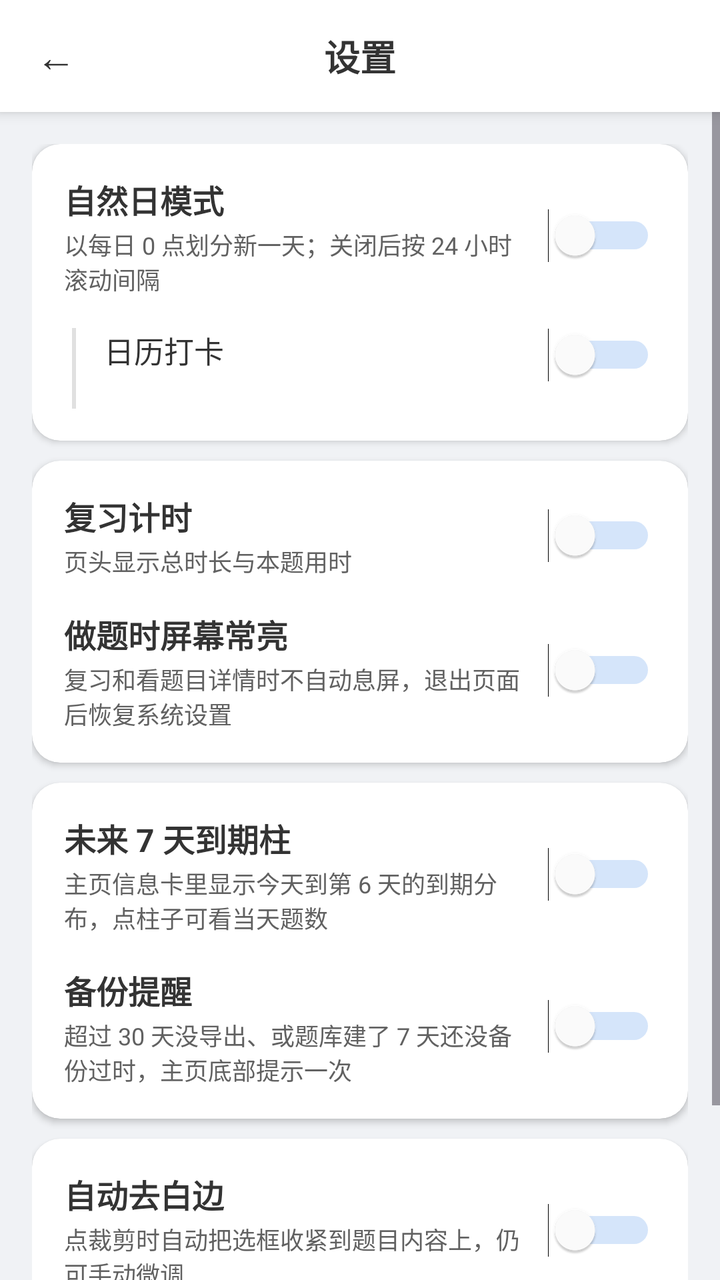
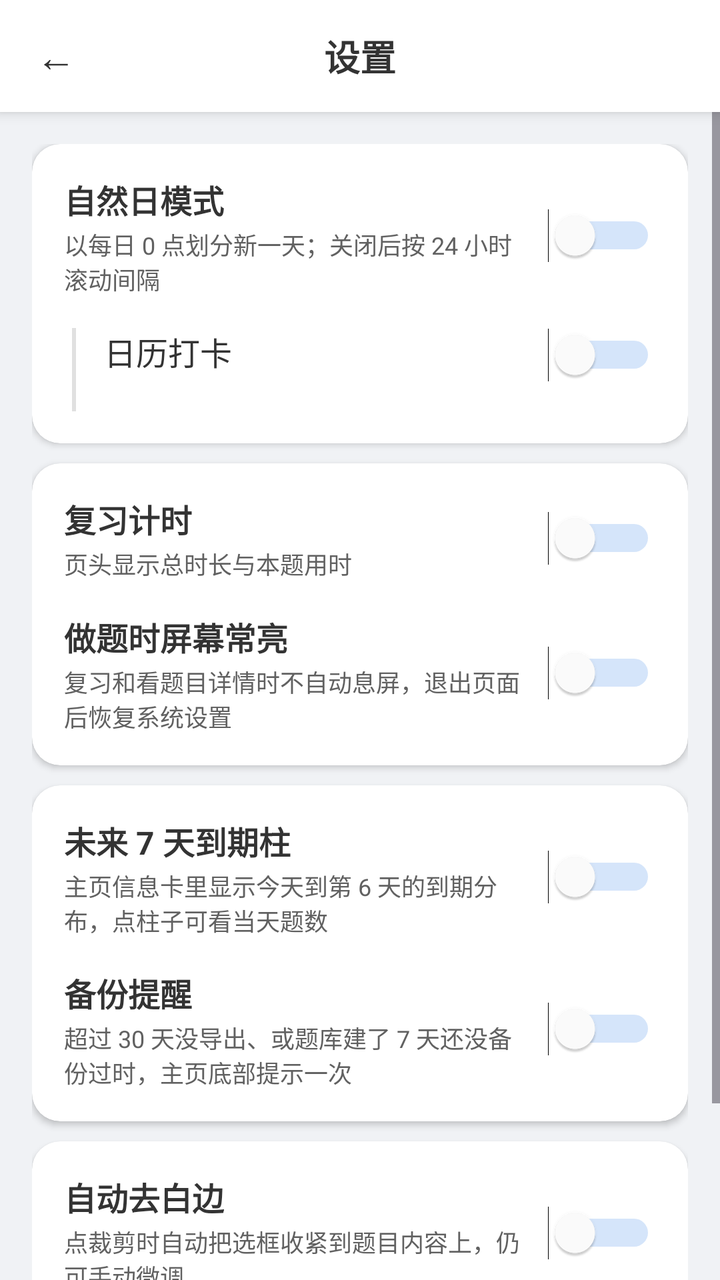

Compare the two renders of this Android layout. The source of the first and the diff that turns it into the second are given below.
<!-- AndroidManifest.xml: application theme Theme.Demo -->
<!-- res/layout/activity_settings.xml -->
<?xml version="1.0" encoding="utf-8"?>
<LinearLayout xmlns:android="http://schemas.android.com/apk/res/android"
    xmlns:app="http://schemas.android.com/apk/res-auto"
    android:layout_width="match_parent"
    android:layout_height="match_parent"
    android:orientation="vertical"
    android:background="@color/page_bg">

    <LinearLayout style="@style/TopBar">

        <TextView
            android:id="@+id/btn_back"
            style="@style/TopBarBack" />

        <TextView
            style="@style/TopBarTitle"
            android:text="设置" />

        <View
            android:layout_width="56dp"
            android:layout_height="1dp" />
    </LinearLayout>

    <ScrollView
        android:layout_width="match_parent"
        android:layout_height="0dp"
        android:layout_weight="1"
        android:background="@color/page_bg"
        android:fillViewport="true">

        <LinearLayout
            android:layout_width="match_parent"
            android:layout_height="wrap_content"
            android:orientation="vertical"
            android:padding="@dimen/home_padding"
            android:gravity="top|center_horizontal">

            
        <androidx.cardview.widget.CardView
            android:layout_width="match_parent"
            android:layout_height="wrap_content"
            app:cardBackgroundColor="@color/home_card"
            app:cardCornerRadius="@dimen/home_card_corner"
            android:layout_marginBottom="@dimen/home_card_margin">

            <LinearLayout
                android:layout_width="match_parent"
                android:layout_height="wrap_content"
                android:orientation="vertical"
                android:padding="@dimen/home_info_padding">

                
                <LinearLayout
                    android:layout_width="match_parent"
                    android:layout_height="wrap_content"
                    android:orientation="horizontal"
                    android:gravity="center_vertical">

                    <LinearLayout
                        android:layout_width="0dp"
                        android:layout_height="wrap_content"
                        android:layout_weight="1"
                        android:orientation="vertical">

                        <TextView
                            android:layout_width="wrap_content"
                            android:layout_height="wrap_content"
                            android:text="自然日模式"
                            android:textSize="16sp"
                            android:textStyle="bold"
                            android:textColor="@color/home_text_primary" />

                        <TextView
                            android:layout_width="wrap_content"
                            android:layout_height="wrap_content"
                            android:text="以每日 0 点划分新一天；关闭后按 24 小时滚动间隔"
                            android:textSize="12sp"
                            android:textColor="@color/home_text_secondary"
                            android:layout_marginTop="2dp" />
                    </LinearLayout>

                    <Switch
                        android:id="@+id/switch_natural_day"
                        android:layout_width="wrap_content"
                        android:layout_height="wrap_content"
                        android:layout_marginStart="12dp"
                        android:thumbTint="@color/switch_thumb"
                        android:trackTint="@color/switch_track" />
                </LinearLayout>

                
                <LinearLayout
                    android:layout_width="match_parent"
                    android:layout_height="wrap_content"
                    android:orientation="horizontal"
                    android:layout_marginTop="16dp">

                    <View
                        android:id="@+id/view_checkin_guide"
                        android:layout_width="2dp"
                        android:layout_height="match_parent"
                        android:background="@color/home_stroke"
                        android:layout_marginStart="4dp"
                        android:layout_marginEnd="14dp" />

                    <LinearLayout
                        android:layout_width="0dp"
                        android:layout_height="wrap_content"
                        android:layout_weight="1"
                        android:orientation="vertical">

                        <TextView
                            android:id="@+id/tv_checkin_title"
                            android:layout_width="wrap_content"
                            android:layout_height="wrap_content"
                            android:text="日历打卡"
                            android:textSize="15sp"
                            android:textColor="@color/home_text_primary" />

                        <TextView
                            android:id="@+id/tv_checkin_hint"
                            android:layout_width="match_parent"
                            android:layout_height="wrap_content"
                            android:textSize="12sp"
                            android:textColor="@color/home_text_secondary"
                            android:layout_marginTop="2dp" />
                    </LinearLayout>

                    <Switch
                        android:id="@+id/switch_checkin"
                        android:layout_width="wrap_content"
                        android:layout_height="wrap_content"
                        android:layout_marginStart="12dp"
                        android:thumbTint="@color/switch_thumb"
                        android:trackTint="@color/switch_track" />
                </LinearLayout>
            </LinearLayout>
        </androidx.cardview.widget.CardView>

        
        <androidx.cardview.widget.CardView
            android:layout_width="match_parent"
            android:layout_height="wrap_content"
            app:cardBackgroundColor="@color/home_card"
            app:cardCornerRadius="@dimen/home_card_corner"
            android:layout_marginBottom="@dimen/home_card_margin">

            <LinearLayout
                android:layout_width="match_parent"
                android:layout_height="wrap_content"
                android:orientation="vertical"
                android:padding="@dimen/home_info_padding">

                <LinearLayout
                    android:layout_width="match_parent"
                    android:layout_height="wrap_content"
                    android:orientation="horizontal"
                    android:gravity="center_vertical">

                    <LinearLayout
                        android:layout_width="0dp"
                        android:layout_height="wrap_content"
                        android:layout_weight="1"
                        android:orientation="vertical">

                        <TextView
                            android:layout_width="wrap_content"
                            android:layout_height="wrap_content"
                            android:text="复习计时"
                            android:textSize="16sp"
                            android:textStyle="bold"
                            android:textColor="@color/home_text_primary" />

                        <TextView
                            android:layout_width="wrap_content"
                            android:layout_height="wrap_content"
                            android:text="页头显示总时长与本题用时"
                            android:textSize="12sp"
                            android:textColor="@color/home_text_secondary"
                            android:layout_marginTop="2dp" />
                    </LinearLayout>

                    <Switch
                        android:id="@+id/switch_timer"
                        android:layout_width="wrap_content"
                        android:layout_height="wrap_content"
                        android:layout_marginStart="12dp"
                        android:thumbTint="@color/switch_thumb"
                        android:trackTint="@color/switch_track" />
                </LinearLayout>

                <LinearLayout
                    android:layout_width="match_parent"
                    android:layout_height="wrap_content"
                    android:orientation="horizontal"
                    android:gravity="center_vertical"
                    android:layout_marginTop="16dp">

                    <LinearLayout
                        android:layout_width="0dp"
                        android:layout_height="wrap_content"
                        android:layout_weight="1"
                        android:orientation="vertical">

                        <TextView
                            android:layout_width="wrap_content"
                            android:layout_height="wrap_content"
                            android:text="做题时屏幕常亮"
                            android:textSize="16sp"
                            android:textStyle="bold"
                            android:textColor="@color/home_text_primary" />

                        <TextView
                            android:layout_width="match_parent"
                            android:layout_height="wrap_content"
                            android:text="复习和看题目详情时不自动息屏，退出页面后恢复系统设置"
                            android:textSize="12sp"
                            android:textColor="@color/home_text_secondary"
                            android:layout_marginTop="2dp" />
                    </LinearLayout>

                    <Switch
                        android:id="@+id/switch_screen_on"
                        android:layout_width="wrap_content"
                        android:layout_height="wrap_content"
                        android:layout_marginStart="12dp"
                        android:thumbTint="@color/switch_thumb"
                        android:trackTint="@color/switch_track" />
                </LinearLayout>
            </LinearLayout>
        </androidx.cardview.widget.CardView>

        
        <androidx.cardview.widget.CardView
            android:layout_width="match_parent"
            android:layout_height="wrap_content"
            app:cardBackgroundColor="@color/home_card"
            app:cardCornerRadius="@dimen/home_card_corner"
            android:layout_marginBottom="@dimen/home_card_margin">

            <LinearLayout
                android:layout_width="match_parent"
                android:layout_height="wrap_content"
                android:orientation="vertical"
                android:padding="@dimen/home_info_padding">

                <LinearLayout
                    android:layout_width="match_parent"
                    android:layout_height="wrap_content"
                    android:orientation="horizontal"
                    android:gravity="center_vertical">

                    <LinearLayout
                        android:layout_width="0dp"
                        android:layout_height="wrap_content"
                        android:layout_weight="1"
                        android:orientation="vertical">

                        <TextView
                            android:layout_width="wrap_content"
                            android:layout_height="wrap_content"
                            android:text="未来 7 天到期柱"
                            android:textSize="16sp"
                            android:textStyle="bold"
                            android:textColor="@color/home_text_primary" />

                        <TextView
                            android:layout_width="match_parent"
                            android:layout_height="wrap_content"
                            android:text="主页信息卡里显示今天到第 6 天的到期分布，点柱子可看当天题数"
                            android:textSize="12sp"
                            android:textColor="@color/home_text_secondary"
                            android:layout_marginTop="2dp" />
                    </LinearLayout>

                    <Switch
                        android:id="@+id/switch_due_chart"
                        android:layout_width="wrap_content"
                        android:layout_height="wrap_content"
                        android:layout_marginStart="12dp"
                        android:thumbTint="@color/switch_thumb"
                        android:trackTint="@color/switch_track" />
                </LinearLayout>

                <LinearLayout
                    android:layout_width="match_parent"
                    android:layout_height="wrap_content"
                    android:orientation="horizontal"
                    android:gravity="center_vertical"
                    android:layout_marginTop="16dp">

                    <LinearLayout
                        android:layout_width="0dp"
                        android:layout_height="wrap_content"
                        android:layout_weight="1"
                        android:orientation="vertical">

                        <TextView
                            android:layout_width="wrap_content"
                            android:layout_height="wrap_content"
                            android:text="备份提醒"
                            android:textSize="16sp"
                            android:textStyle="bold"
                            android:textColor="@color/home_text_primary" />

                        <TextView
                            android:layout_width="match_parent"
                            android:layout_height="wrap_content"
                            android:text="超过 30 天没导出、或题库建了 7 天还没备份过时，主页底部提示一次"
                            android:textSize="12sp"
                            android:textColor="@color/home_text_secondary"
                            android:layout_marginTop="2dp" />
                    </LinearLayout>

                    <Switch
                        android:id="@+id/switch_backup_hint"
                        android:layout_width="wrap_content"
                        android:layout_height="wrap_content"
                        android:layout_marginStart="12dp"
                        android:thumbTint="@color/switch_thumb"
                        android:trackTint="@color/switch_track" />
                </LinearLayout>
            </LinearLayout>
        </androidx.cardview.widget.CardView>

        
        <androidx.cardview.widget.CardView
            android:layout_width="match_parent"
            android:layout_height="wrap_content"
            app:cardBackgroundColor="@color/home_card"
            app:cardCornerRadius="@dimen/home_card_corner"
            android:layout_marginBottom="@dimen/home_card_margin">

            <LinearLayout
                android:layout_width="match_parent"
                android:layout_height="wrap_content"
                android:orientation="horizontal"
                android:gravity="center_vertical"
                android:padding="@dimen/home_info_padding">

                <LinearLayout
                    android:layout_width="0dp"
                    android:layout_height="wrap_content"
                    android:layout_weight="1"
                    android:orientation="vertical">

                    <TextView
                        android:layout_width="wrap_content"
                        android:layout_height="wrap_content"
                        android:text="自动去白边"
                        android:textSize="16sp"
                        android:textStyle="bold"
                        android:textColor="@color/home_text_primary" />

                    <TextView
                        android:layout_width="wrap_content"
                        android:layout_height="wrap_content"
                        android:text="点裁剪时自动把选框收紧到题目内容上，仍可手动微调"
                        android:textSize="12sp"
                        android:textColor="@color/home_text_secondary"
                        android:layout_marginTop="2dp" />
                </LinearLayout>

                <Switch
                    android:id="@+id/switch_auto_trim"
                    android:layout_width="wrap_content"
                    android:layout_height="wrap_content"
                    android:layout_marginStart="12dp"
                    android:thumbTint="@color/switch_thumb"
                    android:trackTint="@color/switch_track" />
            </LinearLayout>
        </androidx.cardview.widget.CardView>

        
        <androidx.cardview.widget.CardView
            android:layout_width="match_parent"
            android:layout_height="wrap_content"
            app:cardBackgroundColor="@color/home_card"
            app:cardCornerRadius="@dimen/home_card_corner">

            <TextView
                android:id="@+id/tv_budget_row"
                android:layout_width="match_parent"
                android:layout_height="wrap_content"
                android:text="每日复习量：50 题/天"
                android:textSize="16sp"
                android:textColor="@color/home_text_primary"
                android:foreground="?attr/selectableItemBackground"
                android:clickable="true"
                android:focusable="true"
                android:padding="@dimen/home_info_padding" />
        </androidx.cardview.widget.CardView>

        </LinearLayout>
    </ScrollView>
</LinearLayout>
<!-- resources referenced by this layout -->
<resources>
  <color name="home_card">#FFFFFF</color>
  <color name="home_stroke">#E0E0E0</color>
  <color name="home_text_primary">#333333</color>
  <color name="home_text_secondary">#616161</color>
  <color name="page_bg">#F0F2F5</color>
  <color name="switch_thumb">#FFFFFF</color>
  <color name="switch_track">@color/action_primary</color>
  <dimen name="home_card_corner">@dimen/corner_card</dimen>
  <dimen name="home_card_margin">10dp</dimen>
  <dimen name="home_info_padding">16dp</dimen>
  <dimen name="home_padding">16dp</dimen>
  <style name="TopBar">
          <item name="android:layout_width">match_parent</item>
          <item name="android:layout_height">56dp</item>
          <item name="android:orientation">horizontal</item>
          <item name="android:gravity">center_vertical</item>
          <item name="android:background">@color/home_card</item>
          <item name="android:elevation">4dp</item>
      </style>
  <style name="TopBarBack">
          <item name="android:layout_width">56dp</item>
          <item name="android:layout_height">match_parent</item>
          <item name="android:gravity">center</item>
          <item name="android:text">←</item>
          <item name="android:textSize">20sp</item>
          <item name="android:textColor">@color/home_text_primary</item>
          <item name="android:background">?attr/selectableItemBackgroundBorderless</item>
      </style>
  <style name="TopBarTitle">
          <item name="android:layout_width">0dp</item>
          <item name="android:layout_height">wrap_content</item>
          <item name="android:layout_weight">1</item>
          <item name="android:gravity">center</item>
          <item name="android:textSize">18sp</item>
          <item name="android:textStyle">bold</item>
          <item name="android:textColor">@color/home_text_primary</item>
      </style>
  <style name="Theme.Demo" parent="Base.Theme.Demo" />
  <color name="action_primary">#5D9CEC</color>
  <dimen name="corner_card">14dp</dimen>
  <style name="Base.Theme.Demo" parent="Theme.Material3.DayNight.NoActionBar">
          
          <item name="android:statusBarColor">@color/home_bg</item>
          <item name="android:windowLightStatusBar">true</item>
          <item name="android:navigationBarColor">@color/home_bg</item>
          <item name="android:windowLightNavigationBar" tools:targetApi="o_mr1">true</item>
          <item name="android:enforceNavigationBarContrast" tools:targetApi="q">false</item>
      </style>
  <color name="home_bg">@color/page_bg</color>
</resources>

<!-- the commit's change to res/layout/activity_settings.xml (unified diff, before → after) -->
@@ -66,7 +66,7 @@
                             android:layout_width="wrap_content"
                             android:layout_height="wrap_content"
                             android:text="自然日模式"
-                            android:textSize="16sp"
+                            android:textSize="@dimen/text_size_emphasis"
                             android:textStyle="bold"
                             android:textColor="@color/home_text_primary" />
 
@@ -74,7 +74,7 @@
                             android:layout_width="wrap_content"
                             android:layout_height="wrap_content"
                             android:text="以每日 0 点划分新一天；关闭后按 24 小时滚动间隔"
-                            android:textSize="12sp"
+                            android:textSize="@dimen/text_size_caption"
                             android:textColor="@color/home_text_secondary"
                             android:layout_marginTop="2dp" />
                     </LinearLayout>
@@ -114,14 +114,14 @@
                             android:layout_width="wrap_content"
                             android:layout_height="wrap_content"
                             android:text="日历打卡"
-                            android:textSize="15sp"
+                            android:textSize="@dimen/text_size_emphasis"
                             android:textColor="@color/home_text_primary" />
 
                         <TextView
                             android:id="@+id/tv_checkin_hint"
                             android:layout_width="match_parent"
                             android:layout_height="wrap_content"
-                            android:textSize="12sp"
+                            android:textSize="@dimen/text_size_caption"
                             android:textColor="@color/home_text_secondary"
                             android:layout_marginTop="2dp" />
                     </LinearLayout>
@@ -167,7 +167,7 @@
                             android:layout_width="wrap_content"
                             android:layout_height="wrap_content"
                             android:text="复习计时"
-                            android:textSize="16sp"
+                            android:textSize="@dimen/text_size_emphasis"
                             android:textStyle="bold"
                             android:textColor="@color/home_text_primary" />
 
@@ -175,7 +175,7 @@
                             android:layout_width="wrap_content"
                             android:layout_height="wrap_content"
                             android:text="页头显示总时长与本题用时"
-                            android:textSize="12sp"
+                            android:textSize="@dimen/text_size_caption"
                             android:textColor="@color/home_text_secondary"
                             android:layout_marginTop="2dp" />
                     </LinearLayout>
@@ -206,7 +206,7 @@
                             android:layout_width="wrap_content"
                             android:layout_height="wrap_content"
                             android:text="做题时屏幕常亮"
-                            android:textSize="16sp"
+                            android:textSize="@dimen/text_size_emphasis"
                             android:textStyle="bold"
                             android:textColor="@color/home_text_primary" />
 
@@ -214,7 +214,7 @@
                             android:layout_width="match_parent"
                             android:layout_height="wrap_content"
                             android:text="复习和看题目详情时不自动息屏，退出页面后恢复系统设置"
-                            android:textSize="12sp"
+                            android:textSize="@dimen/text_size_caption"
                             android:textColor="@color/home_text_secondary"
                             android:layout_marginTop="2dp" />
                     </LinearLayout>
@@ -260,7 +260,7 @@
                             android:layout_width="wrap_content"
                             android:layout_height="wrap_content"
                             android:text="未来 7 天到期柱"
-                            android:textSize="16sp"
+                            android:textSize="@dimen/text_size_emphasis"
                             android:textStyle="bold"
                             android:textColor="@color/home_text_primary" />
 
@@ -268,7 +268,7 @@
                             android:layout_width="match_parent"
                             android:layout_height="wrap_content"
                             android:text="主页信息卡里显示今天到第 6 天的到期分布，点柱子可看当天题数"
-                            android:textSize="12sp"
+                            android:textSize="@dimen/text_size_caption"
                             android:textColor="@color/home_text_secondary"
                             android:layout_marginTop="2dp" />
                     </LinearLayout>
@@ -299,7 +299,7 @@
                             android:layout_width="wrap_content"
                             android:layout_height="wrap_content"
                             android:text="备份提醒"
-                            android:textSize="16sp"
+                            android:textSize="@dimen/text_size_emphasis"
                             android:textStyle="bold"
                             android:textColor="@color/home_text_primary" />
 
@@ -307,7 +307,7 @@
                             android:layout_width="match_parent"
                             android:layout_height="wrap_content"
                             android:text="超过 30 天没导出、或题库建了 7 天还没备份过时，主页底部提示一次"
-                            android:textSize="12sp"
+                            android:textSize="@dimen/text_size_caption"
                             android:textColor="@color/home_text_secondary"
                             android:layout_marginTop="2dp" />
                     </LinearLayout>
@@ -348,7 +348,7 @@
                         android:layout_width="wrap_content"
                         android:layout_height="wrap_content"
                         android:text="自动去白边"
-                        android:textSize="16sp"
+                        android:textSize="@dimen/text_size_emphasis"
                         android:textStyle="bold"
                         android:textColor="@color/home_text_primary" />
 
@@ -356,7 +356,7 @@
                         android:layout_width="wrap_content"
                         android:layout_height="wrap_content"
                         android:text="点裁剪时自动把选框收紧到题目内容上，仍可手动微调"
-                        android:textSize="12sp"
+                        android:textSize="@dimen/text_size_caption"
                         android:textColor="@color/home_text_secondary"
                         android:layout_marginTop="2dp" />
                 </LinearLayout>
@@ -383,7 +383,7 @@
                 android:layout_width="match_parent"
                 android:layout_height="wrap_content"
                 android:text="每日复习量：50 题/天"
-                android:textSize="16sp"
+                android:textSize="@dimen/text_size_emphasis"
                 android:textColor="@color/home_text_primary"
                 android:foreground="?attr/selectableItemBackground"
                 android:clickable="true"
<!-- resource entries referenced after the edit -->
@@ -11,6 +11,8 @@
   <dimen name="home_card_margin">10dp</dimen>
   <dimen name="home_info_padding">16dp</dimen>
   <dimen name="home_padding">16dp</dimen>
+  <dimen name="text_size_caption">12sp</dimen>
+  <dimen name="text_size_emphasis">16sp</dimen>
   <style name="TopBar">
           <item name="android:layout_width">match_parent</item>
           <item name="android:layout_height">56dp</item>
